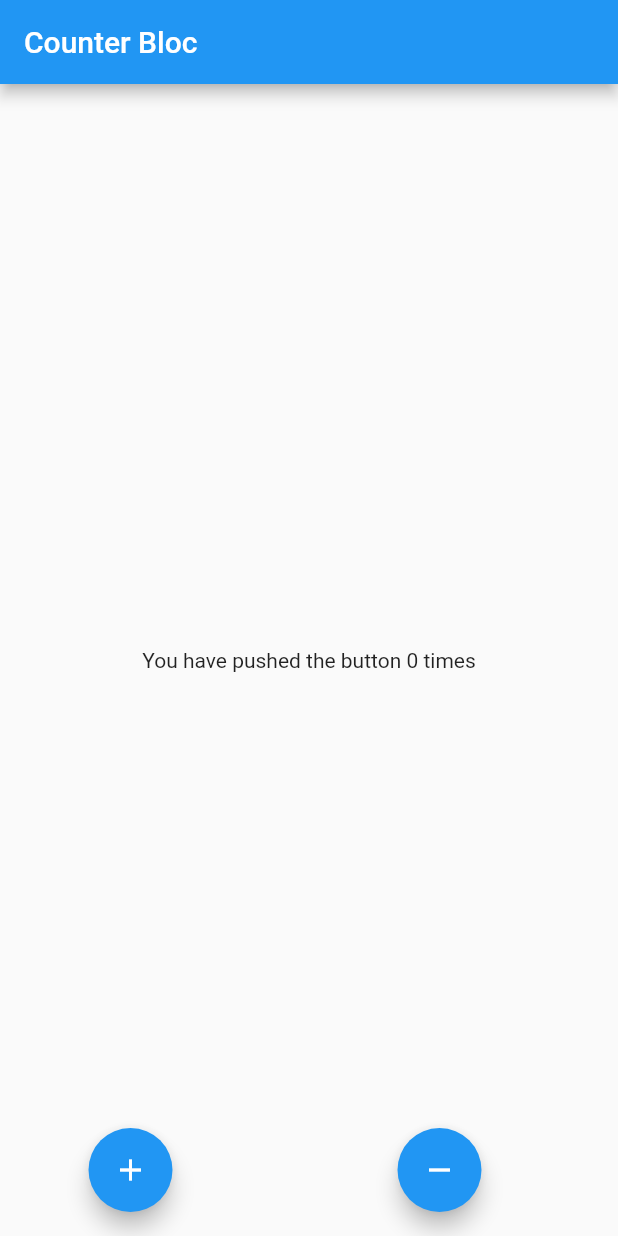
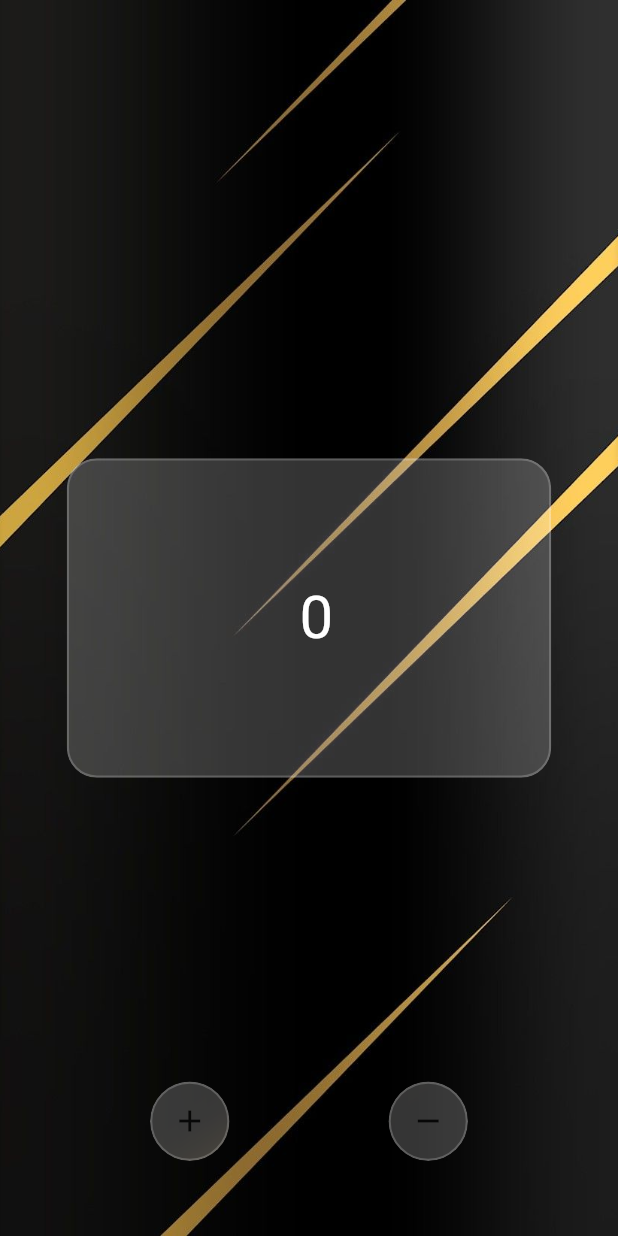
Before and after one commit to MedinaVla/counter_bloc, a Flutter app: the screen it shows after launch, on a phone screen of 412 x 824 dp. Run offline on Flutter 3.47's test engine with Material 2 defaults, Android fonts, the phone set to English and light mode, and no system bars; our stand-ins replace bloc, equatable, flutter_bloc.

Commit message:
update ui

```diff
--- a/lib/app.dart
+++ b/lib/app.dart
@@ -7,5 +7,10 @@ import 'counter/counter.dart';
 /// {@endtemplate}
 class CounterApp extends MaterialApp {
   /// {@macro counter_app}
-  const CounterApp({Key? key}) : super(key: key, home: const CounterPage());
+  const CounterApp({Key? key})
+      : super(
+          key: key,
+          home: const CounterPage(),
+          debugShowCheckedModeBanner: false,
+        );
 }
--- /dev/null
+++ b/lib/counter/cubit/glass_cubit.dart
@@ -0,0 +1,7 @@
+import 'package:bloc/bloc.dart';
+
+class GlassCubit extends Cubit<bool> {
+  GlassCubit() : super(false);
+
+  void changeGlassOpacity() => emit(!state);
+}
--- a/lib/counter/view/counter_page.dart
+++ b/lib/counter/view/counter_page.dart
@@ -2,15 +2,24 @@ import 'package:counter_bloc/counter/bloc/counter_bloc.dart';
 import 'package:counter_bloc/counter/view/counter_view.dart';
 import 'package:flutter/material.dart';
 import 'package:flutter_bloc/flutter_bloc.dart';
+
+import '../cubit/glass_cubit.dart';
 
 class CounterPage extends StatelessWidget {
   const CounterPage({Key? key}) : super(key: key);
 
   @override
   Widget build(BuildContext context) {
-    return BlocProvider(
-      create: (_) => CounterBloc(),
-      child: CounterView(),
+    return MultiBlocProvider(
+      providers: [
+        BlocProvider(
+          create: (_) => CounterBloc(),
+        ),
+        BlocProvider(
+          create: (context) => GlassCubit(),
+        ),
+      ],
+      child: const CounterView(),
     );
   }
 }
--- a/lib/counter/view/counter_view.dart
+++ b/lib/counter/view/counter_view.dart
@@ -1,9 +1,8 @@
-import 'dart:developer';
-
 import 'package:flutter/material.dart';
 import 'package:flutter_bloc/flutter_bloc.dart';
 
 import '../bloc/counter_bloc.dart';
+import '../widgets/widgets.dart';
 
 class CounterView extends StatelessWidget {
   const CounterView({Key? key}) : super(key: key);
@@ -11,52 +10,56 @@ class CounterView extends StatelessWidget {
   @override
   Widget build(BuildContext context) {
     return Scaffold(
-      appBar: AppBar(
-        title: const Text('Counter Bloc'),
-      ),
       body: Center(
-        // child: BlocListener<CounterBloc, int>(
-        //   listener: (context, state) {
-        //     ScaffoldMessenger.of(context)
-        //       ..hideCurrentSnackBar()
-        //       ..showSnackBar(SnackBar(content: Text('counter: $state')));
-        //   },
-        //   child: BlocBuilder<CounterBloc, int>(builder: (context, state) {
-        //     return Text(
-        //       '$state',
-        //       style: const TextStyle(fontSize: 20),
-        //     );
-        //   }),
-        // ),
-        child: BlocConsumer<CounterBloc, CounterState>(
-            builder: (context, state) {
-              log('message ${state.count}');
-              return Text('You have pushed the button ${state.count} times');
-            },
-            listener: (context, state) =>
-                ScaffoldMessenger.of(context)..hideCurrentSnackBar()
-            // ..showSnackBar(SnackBar(
-            //   content: Text('counter $state'),
-            // )),
+          child: Stack(
+        children: [
+          Image.asset(
+            'assets/images/background.jpg',
+            fit: BoxFit.cover,
+            width: double.infinity,
+            height: double.infinity,
+          ),
+          const CardGlass(),
+          Positioned(
+            bottom: 50,
+            left: 100,
+            right: 100,
+            child: Row(
+              mainAxisAlignment: MainAxisAlignment.spaceBetween,
+              children: [
+                GestureDetector(
+                  onTap: () => context
+                      .read<CounterBloc>()
+                      .add(CounterIncrementPressed()),
+                  child: const GlassMorphism(
+                      radius: 50,
+                      blur: 20,
+                      opacity: 0.2,
+                      child: SizedBox(
+                        height: 50,
+                        width: 50,
+                        child: Icon(Icons.add),
+                      )),
+                ),
+                GestureDetector(
+                  onTap: () => context
+                      .read<CounterBloc>()
+                      .add(CounterDecrementPressed()),
+                  child: const GlassMorphism(
+                      radius: 50,
+                      blur: 20,
+                      opacity: 0.2,
+                      child: SizedBox(
+                        height: 50,
+                        width: 50,
+                        child: Icon(Icons.remove),
+                      )),
+                ),
+              ],
             ),
-      ),
-      floatingActionButton: Row(
-        mainAxisAlignment: MainAxisAlignment.spaceAround,
-        children: [
-          FloatingActionButton(
-            key: const Key('counterView_increment_floatingActionButton'),
-            child: const Icon(Icons.add),
-            onPressed: () =>
-                context.read<CounterBloc>().add(CounterIncrementPressed()),
-          ),
-          FloatingActionButton(
-            key: const Key('counterView_decrement_floatingActionButton'),
-            child: const Icon(Icons.remove),
-            onPressed: () =>
-                context.read<CounterBloc>().add(CounterDecrementPressed()),
-          ),
+          )
         ],
-      ),
+      )),
     );
   }
 }
--- /dev/null
+++ b/lib/counter/widgets/card_glass.dart
@@ -0,0 +1,45 @@
+import 'package:counter_bloc/counter/bloc/counter_bloc.dart';
+import 'package:counter_bloc/counter/cubit/glass_cubit.dart';
+import 'package:flutter/material.dart';
+import 'package:flutter_bloc/flutter_bloc.dart';
+
+import 'glass_morphism.dart';
+
+class CardGlass extends StatelessWidget {
+  const CardGlass({Key? key}) : super(key: key);
+
+  @override
+  Widget build(BuildContext context) {
+    return Center(
+      child: BlocBuilder<GlassCubit, bool>(
+        builder: (context, state) {
+          return GestureDetector(
+            onTap: () {
+              context.read<GlassCubit>().changeGlassOpacity();
+            },
+            child: GlassMorphism(
+              blur: state ? 20 : 0,
+              opacity: 0.2,
+              radius: 20,
+              child: SizedBox(
+                height: 210,
+                width: 320,
+                child: Center(
+                  child: BlocBuilder<CounterBloc, CounterState>(
+                    builder: (context, state) {
+                      return Text(
+                        ' ${state.count}',
+                        style:
+                            const TextStyle(fontSize: 40, color: Colors.white),
+                      );
+                    },
+                  ),
+                ),
+              ),
+            ),
+          );
+        },
+      ),
+    );
+  }
+}
--- /dev/null
+++ b/lib/counter/widgets/glass_morphism.dart
@@ -0,0 +1,44 @@
+import 'package:flutter/material.dart';
+
+import 'dart:ui';
+
+class GlassMorphism extends StatelessWidget {
+  const GlassMorphism({
+    Key? key,
+    required this.blur,
+    required this.opacity,
+    required this.child,
+    required this.radius,
+  }) : super(key: key);
+
+  final double blur;
+  final double opacity;
+  final Widget child;
+  final double radius;
+
+  @override
+  Widget build(BuildContext context) {
+    return ClipRRect(
+      borderRadius: BorderRadius.circular(radius),
+      child: BackdropFilter(
+        filter: ImageFilter.blur(
+          sigmaX: blur,
+          sigmaY: blur,
+        ),
+        child: Container(
+          decoration: BoxDecoration(
+            color: Colors.white.withOpacity(opacity),
+            borderRadius: BorderRadius.all(
+              Radius.circular(radius),
+            ),
+            border: Border.all(
+              width: 1.5,
+              color: Colors.white.withOpacity(0.2),
+            ),
+          ),
+          child: child,
+        ),
+      ),
+    );
+  }
+}
--- /dev/null
+++ b/lib/counter/widgets/widgets.dart
@@ -0,0 +1,2 @@
+export 'card_glass.dart';
+export 'glass_morphism.dart';
--- a/pubspec.yaml
+++ b/pubspec.yaml
@@ -60,9 +60,8 @@ flutter:
   uses-material-design: true
 
   # To add assets to your application, add an assets section, like this:
-  # assets:
-  #   - images/a_dot_burr.jpeg
-  #   - images/a_dot_ham.jpeg
+  assets:
+    - assets/images/
 
   # An image asset can refer to one or more resolution-specific "variants", see
   # https://flutter.dev/assets-and-images/#resolution-aware.
```
Also changed, not shown: assets/images/background.jpg (added).
